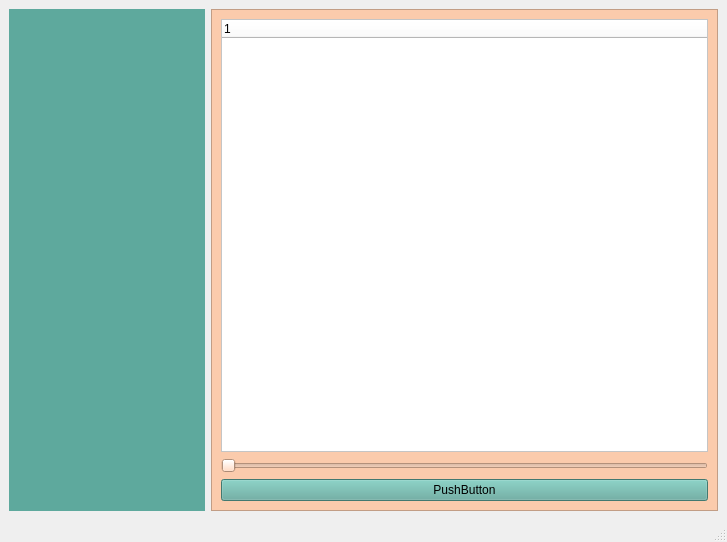
First picture: the form in Desktop App/design_video.ui, repository marina-fares/Activity_recognition_application, before the edit.
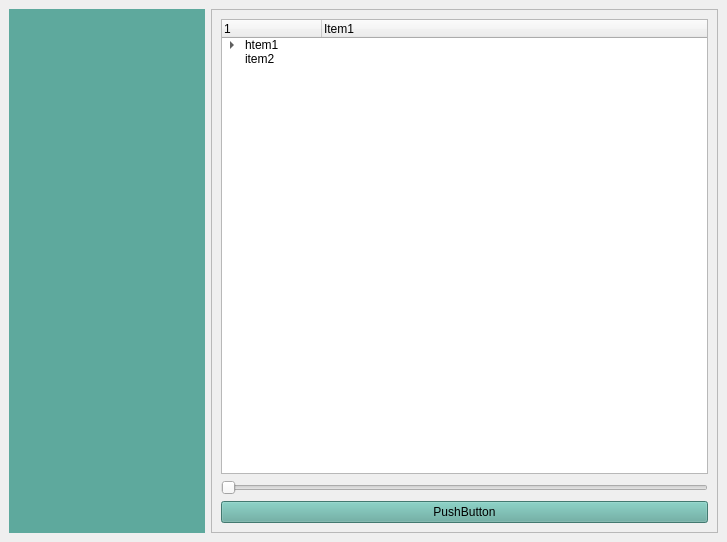
Second picture: the form after the edit. Icons and pictures are not drawn.

Commit message: test draw function

Patch:
```diff
--- a/Desktop App/design_video.ui
+++ b/Desktop App/design_video.ui
@@ -2417,7 +2417,8 @@
        <enum>Qt::LeftToRight</enum>
       </property>
       <property name="styleSheet">
-       <string notr="true">background-color:#FBCBAC;</string>
+       <string notr="true">border-color:black;
+</string>
       </property>
       <property name="frameShape">
        <enum>QFrame::StyledPanel</enum>
@@ -2432,13 +2433,38 @@
        <item>
         <widget class="QTreeWidget" name="tree_graph">
          <property name="styleSheet">
-          <string notr="true">background-color:white;</string>
+          <string notr="true"/>
          </property>
          <column>
           <property name="text">
            <string notr="true">1</string>
           </property>
          </column>
+         <column>
+          <property name="text">
+           <string>Item1</string>
+          </property>
+         </column>
+         <item>
+          <property name="text">
+           <string>htem1</string>
+          </property>
+          <item>
+           <property name="text">
+            <string>sub1</string>
+           </property>
+          </item>
+          <item>
+           <property name="text">
+            <string>sub2</string>
+           </property>
+          </item>
+         </item>
+         <item>
+          <property name="text">
+           <string>item2</string>
+          </property>
+         </item>
         </widget>
        </item>
        <item>
@@ -2469,7 +2495,6 @@
     </item>
    </layout>
   </widget>
-  <widget class="QStatusBar" name="statusbar"/>
  </widget>
  <resources>
   <include location="icons.qrc"/>
```
Left out of the diff: 2262 changed lines with no effect on the pictures. The commit also changes 1 other file.
